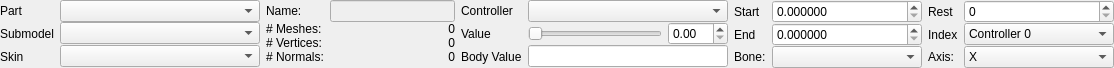
This is src/tools/hlam/ui/assets/studiomodel/dockpanels/StudioModelBodyPartsPanel.ui in SamVanheer/HalfLifeAssetManager as Qt 5 draws it before an edit. The edited form follows.
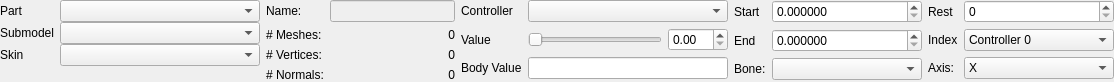
This is the edited form.

Commit message: Streamline UI widgets using SetFixedSize constraint Resolves #165

Diff of the .ui file:
```diff
--- a/src/tools/hlam/ui/assets/studiomodel/dockpanels/StudioModelBodyPartsPanel.ui
+++ b/src/tools/hlam/ui/assets/studiomodel/dockpanels/StudioModelBodyPartsPanel.ui
@@ -6,14 +6,35 @@
    <rect>
     <x>0</x>
     <y>0</y>
-    <width>1093</width>
-    <height>62</height>
+    <width>1095</width>
+    <height>85</height>
    </rect>
   </property>
   <property name="windowTitle">
    <string>Form</string>
   </property>
+  <layout class="QHBoxLayout" name="horizontalLayout">
+   <property name="sizeConstraint">
+    <enum>QLayout::SetFixedSize</enum>
+   </property>
+   <property name="leftMargin">
+    <number>0</number>
+   </property>
+   <property name="topMargin">
+    <number>0</number>
+   </property>
+   <property name="rightMargin">
+    <number>0</number>
+   </property>
+   <property name="bottomMargin">
+    <number>0</number>
+   </property>
+   <item>
+    <widget class="QWidget" name="BoneControllerDataWidget" native="true">
   <layout class="QGridLayout" name="gridLayout">
+      <property name="sizeConstraint">
+       <enum>QLayout::SetDefaultConstraint</enum>
+      </property>
    <property name="leftMargin">
     <number>0</number>
    </property>
@@ -26,19 +47,9 @@
    <property name="bottomMargin">
     <number>0</number>
    </property>
-   <property name="horizontalSpacing">
-    <number>6</number>
-   </property>
    <property name="verticalSpacing">
     <number>0</number>
    </property>
-   <item row="1" column="3">
-    <widget class="QLabel" name="label_5">
-     <property name="text">
-      <string>Value</string>
-     </property>
-    </widget>
-   </item>
    <item row="1" column="0">
     <widget class="QLabel" name="label_2">
      <property name="text">
@@ -46,56 +57,6 @@
      </property>
     </widget>
    </item>
-   <item row="0" column="4" colspan="2">
-    <widget class="QComboBox" name="BoneControllers">
-     <property name="sizePolicy">
-      <sizepolicy hsizetype="Fixed" vsizetype="Fixed">
-       <horstretch>0</horstretch>
-       <verstretch>0</verstretch>
-      </sizepolicy>
-     </property>
-     <property name="minimumSize">
-      <size>
-       <width>200</width>
-       <height>0</height>
-      </size>
-     </property>
-     <property name="maximumSize">
-      <size>
-       <width>200</width>
-       <height>16777215</height>
-      </size>
-     </property>
-    </widget>
-   </item>
-   <item row="1" column="5">
-    <widget class="QDoubleSpinBox" name="BoneControllerValueSpinner">
-     <property name="sizePolicy">
-      <sizepolicy hsizetype="Fixed" vsizetype="Fixed">
-       <horstretch>0</horstretch>
-       <verstretch>0</verstretch>
-      </sizepolicy>
-     </property>
-     <property name="minimumSize">
-      <size>
-       <width>60</width>
-       <height>0</height>
-      </size>
-     </property>
-     <property name="maximumSize">
-      <size>
-       <width>60</width>
-       <height>16777215</height>
-      </size>
-     </property>
-     <property name="maximum">
-      <double>360.000000000000000</double>
-     </property>
-     <property name="value">
-      <double>0.000000000000000</double>
-     </property>
-    </widget>
-   </item>
    <item row="0" column="0">
     <widget class="QLabel" name="label">
      <property name="text">
@@ -103,17 +64,32 @@
      </property>
     </widget>
    </item>
-   <item row="0" column="3">
-    <widget class="QLabel" name="label_4">
-     <property name="text">
-      <string>Controller</string>
+      <item row="1" column="1">
+       <widget class="QComboBox" name="Submodels">
+        <property name="sizePolicy">
+         <sizepolicy hsizetype="Preferred" vsizetype="Fixed">
+          <horstretch>0</horstretch>
+          <verstretch>0</verstretch>
+         </sizepolicy>
+        </property>
+        <property name="minimumSize">
+         <size>
+          <width>200</width>
+          <height>0</height>
+         </size>
+        </property>
+        <property name="maximumSize">
+         <size>
+          <width>16777215</width>
+          <height>16777215</height>
+         </size>
      </property>
     </widget>
    </item>
-   <item row="2" column="4" colspan="2">
-    <widget class="QLineEdit" name="BodyValue">
+      <item row="0" column="1">
+       <widget class="QComboBox" name="BodyParts">
      <property name="sizePolicy">
-      <sizepolicy hsizetype="Fixed" vsizetype="Fixed">
+         <sizepolicy hsizetype="Preferred" vsizetype="Fixed">
        <horstretch>0</horstretch>
        <verstretch>0</verstretch>
       </sizepolicy>
@@ -126,16 +102,10 @@
      </property>
      <property name="maximumSize">
       <size>
-       <width>200</width>
+          <width>16777215</width>
        <height>16777215</height>
       </size>
      </property>
-     <property name="alignment">
-      <set>Qt::AlignRight|Qt::AlignTrailing|Qt::AlignVCenter</set>
-     </property>
-     <property name="readOnly">
-      <bool>true</bool>
-     </property>
     </widget>
    </item>
    <item row="2" column="0">
@@ -145,48 +115,10 @@
      </property>
     </widget>
    </item>
-   <item row="1" column="4">
-    <widget class="QSlider" name="BoneControllerValueSlider">
-     <property name="sizePolicy">
-      <sizepolicy hsizetype="Preferred" vsizetype="Fixed">
-       <horstretch>0</horstretch>
-       <verstretch>0</verstretch>
-      </sizepolicy>
-     </property>
-     <property name="minimumSize">
-      <size>
-       <width>0</width>
-       <height>0</height>
-      </size>
-     </property>
-     <property name="maximumSize">
-      <size>
-       <width>16777215</width>
-       <height>16777215</height>
-      </size>
-     </property>
-     <property name="orientation">
-      <enum>Qt::Horizontal</enum>
-     </property>
-    </widget>
-   </item>
-   <item row="0" column="9">
-    <spacer name="horizontalSpacer">
-     <property name="orientation">
-      <enum>Qt::Horizontal</enum>
-     </property>
-     <property name="sizeHint" stdset="0">
-      <size>
-       <width>0</width>
-       <height>20</height>
-      </size>
-     </property>
-    </spacer>
-   </item>
    <item row="2" column="1">
     <widget class="QComboBox" name="Skins">
      <property name="sizePolicy">
-      <sizepolicy hsizetype="Fixed" vsizetype="Fixed">
+         <sizepolicy hsizetype="Preferred" vsizetype="Fixed">
        <horstretch>0</horstretch>
        <verstretch>0</verstretch>
       </sizepolicy>
@@ -199,42 +131,13 @@
      </property>
      <property name="maximumSize">
       <size>
-       <width>200</width>
+          <width>16777215</width>
        <height>16777215</height>
       </size>
      </property>
     </widget>
    </item>
-   <item row="2" column="3">
-    <widget class="QLabel" name="label_6">
-     <property name="text">
-      <string>Body Value</string>
-     </property>
-    </widget>
-   </item>
-   <item row="0" column="1">
-    <widget class="QComboBox" name="BodyParts">
-     <property name="sizePolicy">
-      <sizepolicy hsizetype="Fixed" vsizetype="Fixed">
-       <horstretch>0</horstretch>
-       <verstretch>0</verstretch>
-      </sizepolicy>
-     </property>
-     <property name="minimumSize">
-      <size>
-       <width>200</width>
-       <height>0</height>
-      </size>
-     </property>
-     <property name="maximumSize">
-      <size>
-       <width>200</width>
-       <height>16777215</height>
-      </size>
-     </property>
-    </widget>
-   </item>
-   <item row="3" column="1">
+      <item row="3" column="0" colspan="2">
     <spacer name="verticalSpacer">
      <property name="orientation">
       <enum>Qt::Vertical</enum>
@@ -247,73 +150,21 @@
      </property>
     </spacer>
    </item>
-   <item row="1" column="1">
-    <widget class="QComboBox" name="Submodels">
+     </layout>
+    </widget>
+   </item>
+   <item>
+    <layout class="QGridLayout" name="gridLayout_5">
+     <item row="3" column="0">
+      <widget class="QLabel" name="label_16">
      <property name="sizePolicy">
-      <sizepolicy hsizetype="Fixed" vsizetype="Fixed">
+        <sizepolicy hsizetype="Fixed" vsizetype="Preferred">
        <horstretch>0</horstretch>
        <verstretch>0</verstretch>
       </sizepolicy>
      </property>
-     <property name="minimumSize">
-      <size>
-       <width>200</width>
-       <height>0</height>
-      </size>
-     </property>
-     <property name="maximumSize">
-      <size>
-       <width>200</width>
-       <height>16777215</height>
-      </size>
-     </property>
-    </widget>
-   </item>
-   <item row="0" column="2" rowspan="3">
-    <widget class="QWidget" name="widget" native="true">
-     <property name="minimumSize">
-      <size>
-       <width>0</width>
-       <height>0</height>
-      </size>
-     </property>
-     <layout class="QGridLayout" name="gridLayout_3">
-      <property name="leftMargin">
-       <number>0</number>
-      </property>
-      <property name="topMargin">
-       <number>0</number>
-      </property>
-      <property name="rightMargin">
-       <number>0</number>
-      </property>
-      <property name="bottomMargin">
-       <number>0</number>
-      </property>
-      <property name="verticalSpacing">
-       <number>0</number>
-      </property>
-      <item row="2" column="0">
-       <widget class="QLabel" name="label_15">
         <property name="text">
-         <string># Vertices:</string>
-        </property>
-       </widget>
-      </item>
-      <item row="3" column="1">
-       <widget class="QLabel" name="NormalCountLabel">
-        <property name="text">
-         <string>0</string>
-        </property>
-        <property name="alignment">
-         <set>Qt::AlignRight|Qt::AlignTrailing|Qt::AlignVCenter</set>
-        </property>
-       </widget>
-      </item>
-      <item row="0" column="0">
-       <widget class="QLabel" name="label_13">
-        <property name="text">
-         <string>Name:</string>
+        <string># Normals:</string>
         </property>
        </widget>
       </item>
@@ -323,7 +174,7 @@
          <bool>false</bool>
         </property>
         <property name="sizePolicy">
-         <sizepolicy hsizetype="Fixed" vsizetype="Fixed">
+        <sizepolicy hsizetype="Preferred" vsizetype="Fixed">
           <horstretch>0</horstretch>
           <verstretch>0</verstretch>
          </sizepolicy>
@@ -336,21 +187,73 @@
         </property>
         <property name="maximumSize">
          <size>
-          <width>125</width>
+         <width>16777215</width>
           <height>16777215</height>
          </size>
         </property>
        </widget>
       </item>
+     <item row="2" column="1">
+      <widget class="QLabel" name="VertexCountLabel">
+       <property name="text">
+        <string>0</string>
+       </property>
+       <property name="alignment">
+        <set>Qt::AlignRight|Qt::AlignTrailing|Qt::AlignVCenter</set>
+       </property>
+      </widget>
+     </item>
+     <item row="0" column="0">
+      <widget class="QLabel" name="label_13">
+       <property name="sizePolicy">
+        <sizepolicy hsizetype="Fixed" vsizetype="Preferred">
+         <horstretch>0</horstretch>
+         <verstretch>0</verstretch>
+        </sizepolicy>
+       </property>
+       <property name="text">
+        <string>Name:</string>
+       </property>
+      </widget>
+     </item>
+     <item row="2" column="0">
+      <widget class="QLabel" name="label_15">
+       <property name="sizePolicy">
+        <sizepolicy hsizetype="Fixed" vsizetype="Preferred">
+         <horstretch>0</horstretch>
+         <verstretch>0</verstretch>
+        </sizepolicy>
+       </property>
+       <property name="text">
+        <string># Vertices:</string>
+       </property>
+      </widget>
+     </item>
+     <item row="1" column="1">
+      <widget class="QLabel" name="MeshCountLabel">
+       <property name="text">
+        <string>0</string>
+       </property>
+       <property name="alignment">
+        <set>Qt::AlignRight|Qt::AlignTrailing|Qt::AlignVCenter</set>
+       </property>
+      </widget>
+     </item>
       <item row="1" column="0">
        <widget class="QLabel" name="label_14">
+       <property name="sizePolicy">
+        <sizepolicy hsizetype="Fixed" vsizetype="Preferred">
+         <horstretch>0</horstretch>
+         <verstretch>0</verstretch>
+        </sizepolicy>
+       </property>
         <property name="text">
          <string># Meshes:</string>
         </property>
        </widget>
       </item>
-      <item row="1" column="1">
-       <widget class="QLabel" name="MeshCountLabel">
+     <item row="3" column="1">
+      <widget class="QLabel" name="NormalCountLabel">
         <property name="text">
          <string>0</string>
         </property>
@@ -359,24 +262,7 @@
         </property>
        </widget>
       </item>
-      <item row="3" column="0">
-       <widget class="QLabel" name="label_16">
-        <property name="text">
-         <string># Normals:</string>
-        </property>
-       </widget>
-      </item>
-      <item row="2" column="1">
-       <widget class="QLabel" name="VertexCountLabel">
-        <property name="text">
-         <string>0</string>
-        </property>
-        <property name="alignment">
-         <set>Qt::AlignRight|Qt::AlignTrailing|Qt::AlignVCenter</set>
-        </property>
-       </widget>
-      </item>
-      <item row="4" column="0">
+     <item row="4" column="0" colspan="2">
        <spacer name="verticalSpacer_2">
         <property name="orientation">
          <enum>Qt::Vertical</enum>
@@ -390,28 +276,63 @@
        </spacer>
       </item>
      </layout>
-    </widget>
    </item>
-   <item row="0" column="8" rowspan="3">
-    <widget class="QWidget" name="BoneControllerDataWidget" native="true">
-     <layout class="QGridLayout" name="gridLayout_2">
+   <item>
+    <layout class="QGridLayout" name="gridLayout_6">
       <property name="leftMargin">
        <number>0</number>
       </property>
-      <property name="topMargin">
-       <number>0</number>
-      </property>
-      <property name="rightMargin">
-       <number>0</number>
-      </property>
-      <property name="bottomMargin">
-       <number>0</number>
-      </property>
-      <property name="verticalSpacing">
-       <number>0</number>
-      </property>
-      <item row="0" column="3">
-       <widget class="QSpinBox" name="BoneControllerRest">
+     <item row="1" column="0">
+      <widget class="QLabel" name="label_5">
+       <property name="text">
+        <string>Value</string>
+       </property>
+      </widget>
+     </item>
+     <item row="2" column="0">
+      <widget class="QLabel" name="label_6">
+       <property name="text">
+        <string>Body Value</string>
+       </property>
+      </widget>
+     </item>
+     <item row="2" column="1" colspan="2">
+      <widget class="QLineEdit" name="BodyValue">
+       <property name="sizePolicy">
+        <sizepolicy hsizetype="Preferred" vsizetype="Fixed">
+         <horstretch>0</horstretch>
+         <verstretch>0</verstretch>
+        </sizepolicy>
+       </property>
+       <property name="minimumSize">
+        <size>
+         <width>200</width>
+         <height>0</height>
+        </size>
+       </property>
+       <property name="maximumSize">
+        <size>
+         <width>16777215</width>
+         <height>16777215</height>
+        </size>
+       </property>
+       <property name="alignment">
+        <set>Qt::AlignRight|Qt::AlignTrailing|Qt::AlignVCenter</set>
+       </property>
+       <property name="readOnly">
+        <bool>true</bool>
+       </property>
+      </widget>
+     </item>
+     <item row="0" column="0">
+      <widget class="QLabel" name="label_4">
+       <property name="text">
+        <string>Controller</string>
+       </property>
+      </widget>
+     </item>
+     <item row="1" column="2">
+      <widget class="QDoubleSpinBox" name="BoneControllerValueSpinner">
         <property name="sizePolicy">
          <sizepolicy hsizetype="Fixed" vsizetype="Fixed">
           <horstretch>0</horstretch>
@@ -420,22 +341,227 @@
         </property>
         <property name="minimumSize">
          <size>
+         <width>60</width>
+         <height>0</height>
+        </size>
+       </property>
+       <property name="maximumSize">
+        <size>
+         <width>60</width>
+         <height>16777215</height>
+        </size>
+       </property>
+       <property name="maximum">
+        <double>360.000000000000000</double>
+       </property>
+       <property name="value">
+        <double>0.000000000000000</double>
+       </property>
+      </widget>
+     </item>
+     <item row="1" column="1">
+      <widget class="QSlider" name="BoneControllerValueSlider">
+       <property name="sizePolicy">
+        <sizepolicy hsizetype="Preferred" vsizetype="Fixed">
+         <horstretch>0</horstretch>
+         <verstretch>0</verstretch>
+        </sizepolicy>
+       </property>
+       <property name="minimumSize">
+        <size>
+         <width>0</width>
+         <height>0</height>
+        </size>
+       </property>
+       <property name="maximumSize">
+        <size>
+         <width>16777215</width>
+         <height>16777215</height>
+        </size>
+       </property>
+       <property name="orientation">
+        <enum>Qt::Horizontal</enum>
+       </property>
+      </widget>
+     </item>
+     <item row="0" column="1" colspan="2">
+      <widget class="QComboBox" name="BoneControllers">
+       <property name="sizePolicy">
+        <sizepolicy hsizetype="Preferred" vsizetype="Fixed">
+         <horstretch>0</horstretch>
+         <verstretch>0</verstretch>
+        </sizepolicy>
+       </property>
+       <property name="minimumSize">
+        <size>
+         <width>200</width>
+         <height>0</height>
+        </size>
+       </property>
+       <property name="maximumSize">
+        <size>
+         <width>16777215</width>
+         <height>16777215</height>
+        </size>
+       </property>
+      </widget>
+     </item>
+     <item row="3" column="0" colspan="3">
+      <spacer name="verticalSpacer_3">
+       <property name="orientation">
+        <enum>Qt::Vertical</enum>
+       </property>
+       <property name="sizeHint" stdset="0">
+        <size>
+         <width>20</width>
+         <height>0</height>
+        </size>
+       </property>
+      </spacer>
+     </item>
+    </layout>
+   </item>
+   <item>
+    <layout class="QGridLayout" name="gridLayout_7">
+     <property name="leftMargin">
+      <number>0</number>
+     </property>
+     <item row="0" column="0">
+      <widget class="QLabel" name="label_8">
+       <property name="sizePolicy">
+        <sizepolicy hsizetype="Fixed" vsizetype="Preferred">
+         <horstretch>0</horstretch>
+         <verstretch>0</verstretch>
+        </sizepolicy>
+       </property>
+       <property name="text">
+        <string>Start</string>
+       </property>
+      </widget>
+     </item>
+     <item row="2" column="0">
+      <widget class="QLabel" name="label_7">
+       <property name="text">
+        <string>Bone:</string>
+       </property>
+      </widget>
+     </item>
+     <item row="1" column="0">
+      <widget class="QLabel" name="label_9">
+       <property name="sizePolicy">
+        <sizepolicy hsizetype="Fixed" vsizetype="Preferred">
+         <horstretch>0</horstretch>
+         <verstretch>0</verstretch>
+        </sizepolicy>
+       </property>
+       <property name="text">
+        <string>End</string>
+       </property>
+      </widget>
+     </item>
+     <item row="2" column="1">
+      <widget class="QComboBox" name="BoneControllerBone">
+       <property name="sizePolicy">
+        <sizepolicy hsizetype="Preferred" vsizetype="Fixed">
+         <horstretch>0</horstretch>
+         <verstretch>0</verstretch>
+        </sizepolicy>
+       </property>
+       <property name="minimumSize">
+        <size>
           <width>150</width>
           <height>0</height>
          </size>
         </property>
         <property name="maximumSize">
          <size>
+         <width>16777215</width>
+         <height>16777215</height>
+        </size>
+       </property>
+      </widget>
+     </item>
+     <item row="0" column="1">
+      <widget class="QDoubleSpinBox" name="BoneControllerStart">
+       <property name="sizePolicy">
+        <sizepolicy hsizetype="Preferred" vsizetype="Fixed">
+         <horstretch>0</horstretch>
+         <verstretch>0</verstretch>
+        </sizepolicy>
+       </property>
+       <property name="minimumSize">
+        <size>
           <width>150</width>
+         <height>0</height>
+        </size>
+       </property>
+       <property name="maximumSize">
+        <size>
+         <width>16777215</width>
           <height>16777215</height>
          </size>
         </property>
-       </widget>
-      </item>
-      <item row="1" column="3">
+       <property name="decimals">
+        <number>6</number>
+       </property>
+      </widget>
+     </item>
+     <item row="1" column="1">
+      <widget class="QDoubleSpinBox" name="BoneControllerEnd">
+       <property name="sizePolicy">
+        <sizepolicy hsizetype="Preferred" vsizetype="Fixed">
+         <horstretch>0</horstretch>
+         <verstretch>0</verstretch>
+        </sizepolicy>
+       </property>
+       <property name="minimumSize">
+        <size>
+         <width>150</width>
+         <height>0</height>
+        </size>
+       </property>
+       <property name="maximumSize">
+        <size>
+         <width>16777215</width>
+         <height>16777215</height>
+        </size>
+       </property>
+       <property name="decimals">
+        <number>6</number>
+       </property>
+      </widget>
+     </item>
+     <item row="3" column="0" colspan="2">
+      <spacer name="verticalSpacer_4">
+       <property name="orientation">
+        <enum>Qt::Vertical</enum>
+       </property>
+       <property name="sizeHint" stdset="0">
+        <size>
+         <width>20</width>
+         <height>0</height>
+        </size>
+       </property>
+      </spacer>
+     </item>
+    </layout>
+   </item>
+   <item>
+    <layout class="QGridLayout" name="gridLayout_8">
+     <property name="leftMargin">
+      <number>0</number>
+     </property>
+     <item row="2" column="0">
+      <widget class="QLabel" name="label_12">
+       <property name="text">
+        <string>Axis:</string>
+       </property>
+      </widget>
+     </item>
+     <item row="1" column="1">
        <widget class="QComboBox" name="BoneControllerIndex">
         <property name="sizePolicy">
-         <sizepolicy hsizetype="Fixed" vsizetype="Fixed">
+        <sizepolicy hsizetype="Preferred" vsizetype="Fixed">
           <horstretch>0</horstretch>
           <verstretch>0</verstretch>
          </sizepolicy>
@@ -448,7 +574,7 @@
         </property>
         <property name="maximumSize">
          <size>
-          <width>150</width>
+         <width>16777215</width>
           <height>16777215</height>
          </size>
         </property>
@@ -494,57 +620,7 @@
         </item>
        </widget>
       </item>
-      <item row="1" column="1">
-       <widget class="QDoubleSpinBox" name="BoneControllerEnd">
-        <property name="sizePolicy">
-         <sizepolicy hsizetype="Fixed" vsizetype="Fixed">
-          <horstretch>0</horstretch>
-          <verstretch>0</verstretch>
-         </sizepolicy>
-        </property>
-        <property name="minimumSize">
-         <size>
-          <width>150</width>
-          <height>0</height>
-         </size>
-        </property>
-        <property name="maximumSize">
-         <size>
-          <width>150</width>
-          <height>16777215</height>
-         </size>
-        </property>
-        <property name="decimals">
-         <number>6</number>
-        </property>
-       </widget>
-      </item>
-      <item row="0" column="1">
-       <widget class="QDoubleSpinBox" name="BoneControllerStart">
-        <property name="sizePolicy">
-         <sizepolicy hsizetype="Fixed" vsizetype="Fixed">
-          <horstretch>0</horstretch>
-          <verstretch>0</verstretch>
-         </sizepolicy>
-        </property>
-        <property name="minimumSize">
-         <size>
-          <width>150</width>
-          <height>0</height>
-         </size>
-        </property>
-        <property name="maximumSize">
-         <size>
-          <width>150</width>
-          <height>16777215</height>
-         </size>
-        </property>
-        <property name="decimals">
-         <number>6</number>
-        </property>
-       </widget>
-      </item>
-      <item row="0" column="2">
+     <item row="0" column="0">
        <widget class="QLabel" name="label_10">
         <property name="sizePolicy">
          <sizepolicy hsizetype="Fixed" vsizetype="Preferred">
@@ -557,7 +633,7 @@
         </property>
        </widget>
       </item>
-      <item row="1" column="2">
+     <item row="1" column="0">
        <widget class="QLabel" name="label_11">
         <property name="sizePolicy">
          <sizepolicy hsizetype="Fixed" vsizetype="Preferred">
@@ -570,43 +646,10 @@
         </property>
        </widget>
       </item>
-      <item row="0" column="0">
-       <widget class="QLabel" name="label_8">
+     <item row="0" column="1">
+      <widget class="QSpinBox" name="BoneControllerRest">
         <property name="sizePolicy">
-         <sizepolicy hsizetype="Fixed" vsizetype="Preferred">
-          <horstretch>0</horstretch>
-          <verstretch>0</verstretch>
-         </sizepolicy>
-        </property>
-        <property name="text">
-         <string>Start</string>
-        </property>
-       </widget>
-      </item>
-      <item row="1" column="0">
-       <widget class="QLabel" name="label_9">
-        <property name="sizePolicy">
-         <sizepolicy hsizetype="Fixed" vsizetype="Preferred">
-          <horstretch>0</horstretch>
-          <verstretch>0</verstretch>
-         </sizepolicy>
-        </property>
-        <property name="text">
-         <string>End</string>
-        </property>
-       </widget>
-      </item>
-      <item row="2" column="0">
-       <widget class="QLabel" name="label_7">
-        <property name="text">
-         <string>Bone:</string>
-        </property>
-       </widget>
-      </item>
-      <item row="2" column="1">
-       <widget class="QComboBox" name="BoneControllerBone">
-        <property name="sizePolicy">
-         <sizepolicy hsizetype="Fixed" vsizetype="Fixed">
+        <sizepolicy hsizetype="Preferred" vsizetype="Fixed">
           <horstretch>0</horstretch>
           <verstretch>0</verstretch>
          </sizepolicy>
@@ -619,23 +662,16 @@
         </property>
         <property name="maximumSize">
          <size>
-          <width>150</width>
+         <width>16777215</width>
           <height>16777215</height>
          </size>
         </property>
        </widget>
       </item>
-      <item row="2" column="2">
-       <widget class="QLabel" name="label_12">
-        <property name="text">
-         <string>Axis:</string>
-        </property>
-       </widget>
-      </item>
-      <item row="2" column="3">
+     <item row="2" column="1">
        <widget class="QComboBox" name="BoneControllerBoneAxis">
         <property name="sizePolicy">
-         <sizepolicy hsizetype="Fixed" vsizetype="Fixed">
+        <sizepolicy hsizetype="Preferred" vsizetype="Fixed">
           <horstretch>0</horstretch>
           <verstretch>0</verstretch>
          </sizepolicy>
@@ -648,7 +684,7 @@
         </property>
         <property name="maximumSize">
          <size>
-          <width>150</width>
+         <width>16777215</width>
           <height>16777215</height>
          </size>
         </property>
@@ -684,8 +720,20 @@
         </item>
        </widget>
       </item>
-     </layout>
-    </widget>
+     <item row="3" column="0" colspan="2">
+      <spacer name="verticalSpacer_5">
+       <property name="orientation">
+        <enum>Qt::Vertical</enum>
+       </property>
+       <property name="sizeHint" stdset="0">
+        <size>
+         <width>20</width>
+         <height>0</height>
+        </size>
+       </property>
+      </spacer>
+     </item>
+    </layout>
    </item>
   </layout>
  </widget>
```
Lines whose indentation alone changed are shown as unchanged. The commit also changes 13 other files.
